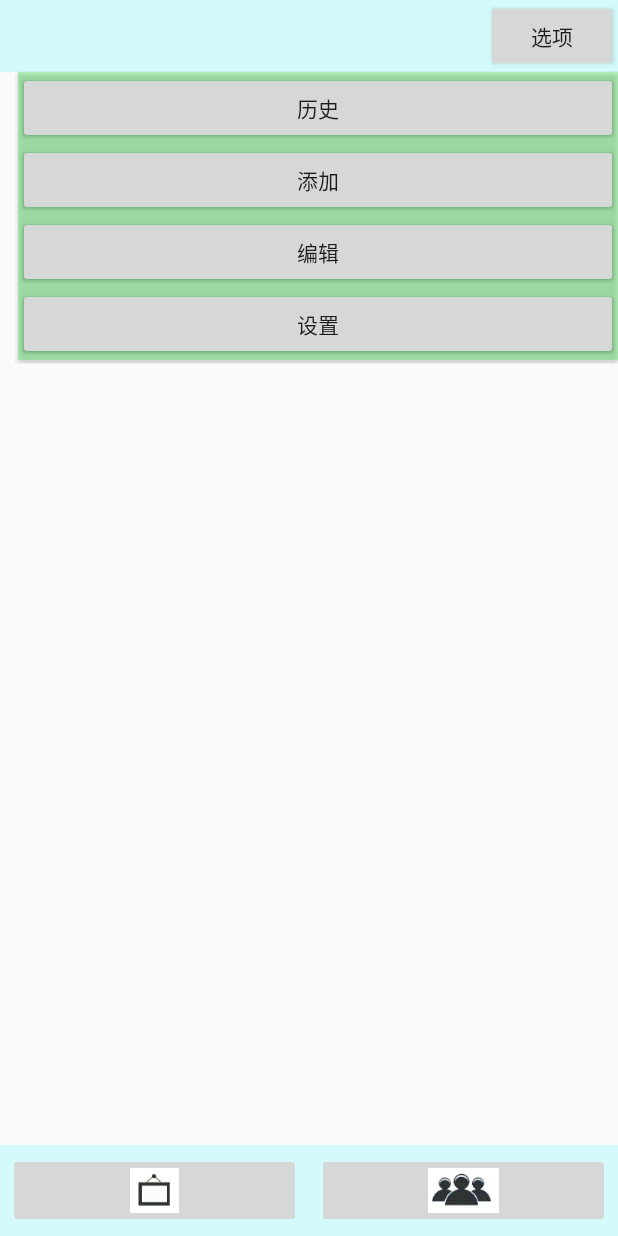
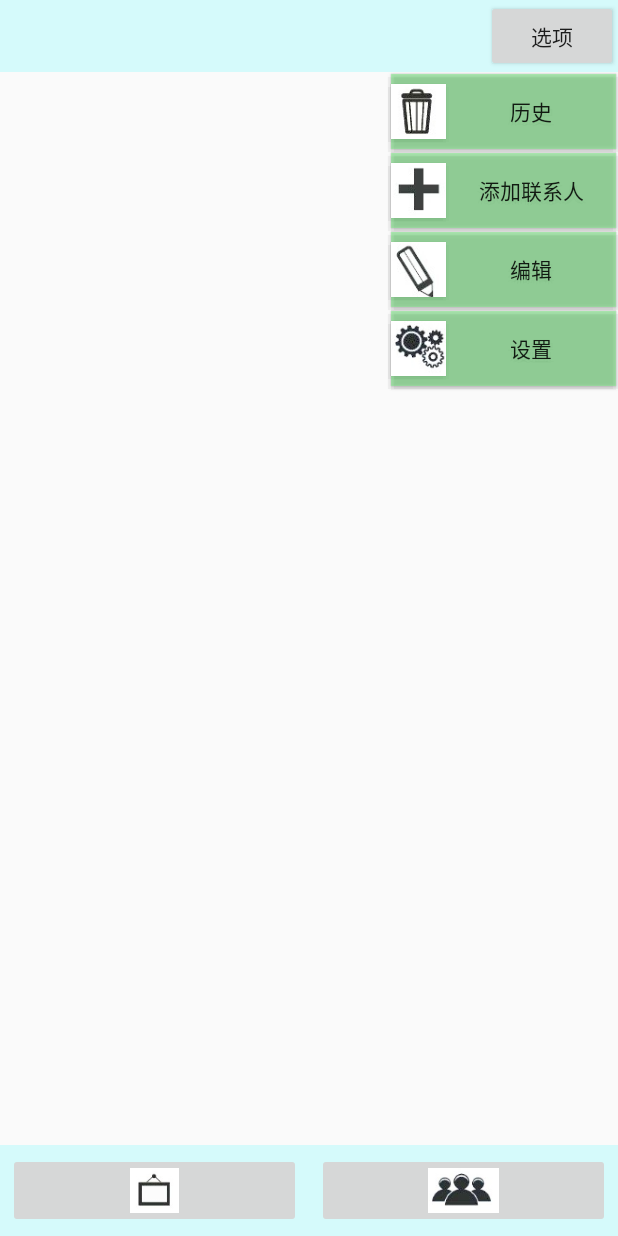
Before and after one commit to zzqCc/Memo, an Android app: the screen it shows after launch (MainActivity), after a tap on "选项", on a phone screen of 412 x 824 dp. Run offline under Robolectric (Android 15) with nearby library versions, the phone set to English and light mode, and no system bars.

Commit message:
solve option button

```diff
--- a/Memo2/app/src/main/java/com/example/lx/memo/MainActivity.java
+++ b/Memo2/app/src/main/java/com/example/lx/memo/MainActivity.java
@@ -34,11 +34,19 @@ public class MainActivity extends AppCompatActivity {
         final PopupWindow pw= new PopupWindow(vPopupWindow,600,700);
         pw.setFocusable(true);
         pw.setTouchable(true);
+        Button button1=(Button) vPopupWindow.findViewById(R.id.add_item);
+        button1.setOnClickListener(new View.OnClickListener() {//点击历史
+            @Override
+            public void onClick(View v) {
+
+                Toast.makeText(MainActivity.this, "历史", Toast.LENGTH_SHORT).show();
+            }
+        });
         Button button2=(Button) vPopupWindow.findViewById(R.id.add_item);
         button2.setOnClickListener(new View.OnClickListener() {//点击历史
             @Override
             public void onClick(View v) {
-                Toast.makeText(MainActivity.this, "添加", Toast.LENGTH_SHORT).show();
+                Toast.makeText(MainActivity.this, "添加联系人", Toast.LENGTH_SHORT).show();
             }
         });
         Button button3=(Button) vPopupWindow.findViewById(R.id.edit_item);
@@ -56,5 +64,6 @@ public class MainActivity extends AppCompatActivity {
             }
         });
         pw.showAsDropDown(parent);
+        }
+
     }
-}
--- a/Memo2/app/src/main/java/com/example/lx/memo/bottom_menu.java
+++ b/Memo2/app/src/main/java/com/example/lx/memo/bottom_menu.java
@@ -21,13 +21,13 @@ public class bottom_menu extends LinearLayout {
         button1.setOnClickListener(new OnClickListener() {
             @Override
             public void onClick(View v) {
-                Toast.makeText(getContext(), "you click reminder", Toast.LENGTH_SHORT).show();
+                Toast.makeText(getContext(), "备忘录", Toast.LENGTH_SHORT).show();
             }
         });
         button2.setOnClickListener(new OnClickListener() {
             @Override
             public void onClick(View v) {
-                Toast.makeText(getContext(),"you click friends",Toast.LENGTH_SHORT).show();
+                Toast.makeText(getContext(),"联系人",Toast.LENGTH_SHORT).show();
             }
         });
     }
--- a/Memo2/app/src/main/res/layout/bottom_menu.xml
+++ b/Memo2/app/src/main/res/layout/bottom_menu.xml
@@ -16,7 +16,8 @@
         android:layout_height="50dp"
         android:layout_weight="1"
         android:id="@+id/friends"
-        android:src="@mipmap/friends"
+        android:src="@mipmap/contacts"
         android:scaleType="fitCenter"
+
         android:layout_margin="5dp"/>
 </LinearLayout>
--- a/Memo2/app/src/main/res/layout/option_item.xml
+++ b/Memo2/app/src/main/res/layout/option_item.xml
@@ -1,87 +1,55 @@
 <?xml version="1.0" encoding="utf-8"?>
 <LinearLayout xmlns:android="http://schemas.android.com/apk/res/android"
-     android:layout_width="150dp"
+     android:layout_width="wrap_content"
     android:orientation="vertical"
     android:layout_height="wrap_content"
     >
-    <LinearLayout
-        android:layout_width="match_parent"
-        android:layout_height="wrap_content"
-        android:orientation="horizontal"
 
-        android:background="#7b7ffa89">
-       <!-- <ImageView
-            android:layout_width="50dp"
+        <Button
+            android:layout_width="150dp"
             android:layout_height="50dp"
-            android:background="@mipmap/hisrory"
-            android:scaleType="fitCenter" />-->
-        <Button
-            android:layout_width="0dp"
-            android:layout_height="match_parent"
-            android:layout_weight="1"
+            android:layout_gravity="right"
             android:id="@+id/history_item"
             android:text="历史"
-            />
-    </LinearLayout>
-    <LinearLayout
-        android:layout_width="match_parent"
-        android:layout_height="wrap_content"
-        android:orientation="horizontal"
-        android:background="#7b7ffa89">
-        <!--<ImageView
-            android:layout_width="50dp"
+            android:drawableLeft="@mipmap/history"
+            android:background="#7b7ffa89"
+            android:layout_margin="1dp"/>
+
+
+        <Button
+            android:layout_width="150dp"
             android:layout_height="50dp"
-            android:background="@mipmap/add"
-            android:scaleType="fitCenter" />-->
+            android:layout_gravity="right"
+            android:id="@+id/add_item"
+            android:text="添加联系人"
+            android:drawableLeft="@mipmap/add"
+            android:background="#7b7ffa89"
+            android:layout_margin="1dp"/>
+
+
+
         <Button
-            android:layout_width="0dp"
-            android:layout_height="match_parent"
-            android:layout_weight="1"
-            android:id="@+id/add_item"
-            android:text="添加"
-            />
-    </LinearLayout>
-    <LinearLayout
-        android:layout_width="match_parent"
-        android:layout_height="wrap_content"
-        android:orientation="horizontal"
-        android:background="#7b7ffa89">
-       <!-- <ImageView
-            android:layout_width="50dp"
+            android:layout_width="150dp"
             android:layout_height="50dp"
-            android:background="@mipmap/edit"
-            android:scaleType="fitCenter" />-->
-        <Button
-            android:layout_width="0dp"
-            android:layout_height="match_parent"
-            android:layout_weight="1"
+            android:layout_gravity="right"
             android:id="@+id/edit_item"
             android:text="编辑"
-            />
-    </LinearLayout>
-    <LinearLayout
-        android:layout_width="match_parent"
-        android:layout_height="wrap_content"
-        android:background="#7b7ffa89">
-        <!--<ImageView
-            android:layout_width="50dp"
+            android:drawableLeft="@mipmap/edit"
+            android:background="#7b7ffa89"
+            android:layout_margin="1dp"/>
+
+
+
+        <Button
+            android:layout_width="150dp"
             android:layout_height="50dp"
-            android:background="@mipmap/setting"
-            android:scaleType="fitCenter" />-->
-        <Button
-            android:layout_width="0dp"
-            android:layout_height="match_parent"
-            android:layout_weight="1"
+            android:layout_gravity="right"
             android:id="@+id/setting_item"
             android:text="设置"
+            android:drawableLeft="@mipmap/setting"
+            android:background="#7b7ffa89"
+            android:layout_margin="1dp"
             />
-    </LinearLayout>
-<!--<ImageView
-    android:layout_width="50dp"
-    android:layout_height="50dp"
-    android:id="@+id/optionItemImage"/>
-    <TextView
-        android:layout_width="match_parent"
-        android:layout_height="match_parent"
-        android:id="@+id/optionItemText"/>-->
+
+
 </LinearLayout>
--- a/Memo2/app/src/main/res/layout/option_popupwindow.xml
+++ /dev/null
@@ -1,10 +0,0 @@
-<?xml version="1.0" encoding="utf-8"?>
-<LinearLayout xmlns:android="http://schemas.android.com/apk/res/android"
-    android:orientation="vertical" android:layout_width="match_parent"
-    android:layout_height="match_parent">
-    <ListView
-        android:layout_width="150dp"
-        android:layout_height="wrap_content"
-        android:id="@+id/list_view">
-    </ListView>
-</LinearLayout>
```
Also changed, not shown: Memo2/app/src/main/java/com/example/lx/memo/OptionItemAdapter.java (deleted, +0 -37 lines), Memo2/app/src/main/res/mipmap-hdpi/add.png, Memo2/app/src/main/res/mipmap-hdpi/contacts.png (renamed from Memo2/app/src/main/res/mipmap-hdpi/friends.png), Memo2/app/src/main/res/mipmap-hdpi/edit.png, Memo2/app/src/main/res/mipmap-hdpi/hisrory.png (deleted), Memo2/app/src/main/res/mipmap-hdpi/history.png (added), Memo2/app/src/main/res/mipmap-hdpi/setting.png.
